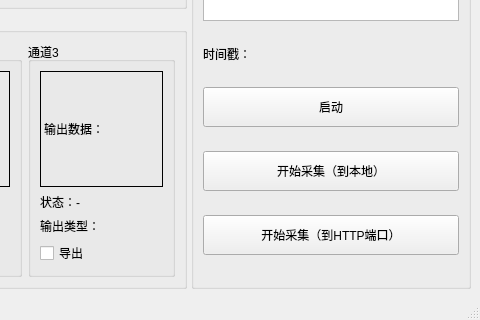
Above: mainwindow.ui from Backlory/VideoPoseSampler_QT before the change; both pictures show x 454 to 934 and y 359 to 679 of the 934 by 679 pixel window. Below: the same form after it.
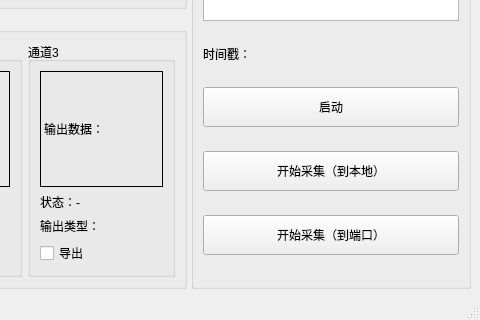
That is the form after the change.

The edit to the form file:
```diff
--- a/mainwindow.ui
+++ b/mainwindow.ui
@@ -572,7 +572,7 @@
            </size>
           </property>
           <property name="text">
-           <string>开始采集（到HTTP端口）</string>
+           <string>开始采集（到端口）</string>
           </property>
          </widget>
         </item>
```
Left out of the diff: 2 changed lines with no effect on the pictures.
